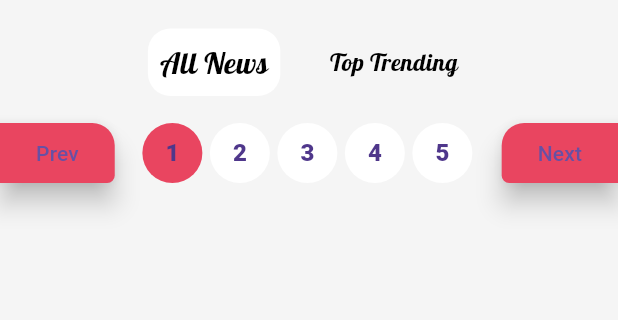
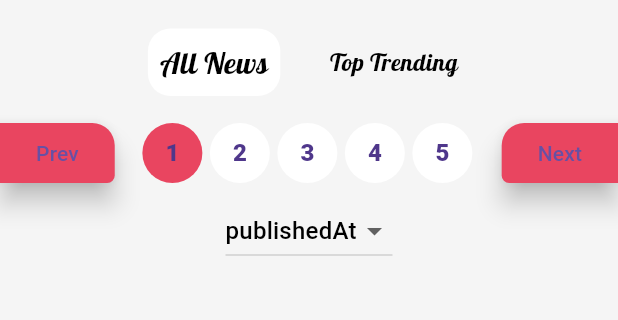
Before and after one commit to wafaMohamed/News-App-Fully-Functional, a Flutter app: the screen it shows after launch, on a phone screen of 412 x 824 dp, the part 63-383 px from its top. Run offline on Flutter 3.47's test engine with Material 3 defaults, Android fonts, the phone set to English and light mode, and no system bars; our stand-ins replace flutter_iconly, google_fonts, shared_preferences.

Commit message:
drop down menue

```diff
--- a/analysis_options.yaml
+++ b/analysis_options.yaml
@@ -10,18 +10,10 @@
 include: package:flutter_lints/flutter.yaml
 
 linter:
-  # The lint rules applied to this project can be customized in the
-  # section below to disable rules from the `package:flutter_lints/flutter.yaml`
-  # included above or to enable additional rules. A list of all available lints
-  # and their documentation is published at
-  # https://dart-lang.github.io/linter/lints/index.html.
-  #
-  # Instead of disabling a lint rule for the entire project in the
-  # section below, it can also be suppressed for a single line of code
-  # or a specific dart file by using the `// ignore: name_of_lint` and
-  # `// ignore_for_file: name_of_lint` syntax on the line or in the file
-  # producing the lint.
   rules:
+    - package_names
+    - always_put_required_named_parameters_first
+    - always_declare_return_types
     # avoid_print: false  # Uncomment to disable the `avoid_print` rule
     # prefer_single_quotes: true  # Uncomment to enable the `prefer_single_quotes` rule
 
--- a/lib/const/enums/vars.dart
+++ b/lib/const/enums/vars.dart
@@ -2,3 +2,9 @@ enum NewsType {
   topTrending,
   allNews,
 }
+
+enum SortByEnums {
+  relevancy, //  articles more relevant to the user
+  popularity, //  articles from popular sources ans publishers come first
+  publishedAt, //  articles published more recently , newest articles come first
+}
--- a/lib/presentation/pages/home_screen.dart
+++ b/lib/presentation/pages/home_screen.dart
@@ -6,6 +6,7 @@ import 'package:news_app_api/const/enums/vars.dart';
 import 'package:news_app_api/presentation/widgets/drawer_widget.dart';
 import 'package:news_app_api/services/utils/utils.dart';
 
+import '../widgets/custom_drop_down_button.dart';
 import '../widgets/custom_tabs.dart';
 import '../widgets/custom_text.dart';
 import '../widgets/horizontal_spacing.dart';
@@ -20,12 +21,13 @@ class HomeNewsScreen extends StatefulWidget {
 }
 
 class _HomeNewsScreenState extends State<HomeNewsScreen> {
-  var newsType = NewsType.allNews;
+  NewsType newsType = NewsType.allNews;
   int currentPageIndex = 0;
+  String sortBy = SortByEnums.publishedAt.name;
 
   @override
   Widget build(BuildContext context) {
-    var color = Utils(context).getColor;
+    Color color = Utils(context).getColor;
     return SafeArea(
       child: Scaffold(
         appBar: AppBar(
@@ -39,7 +41,7 @@ class _HomeNewsScreenState extends State<HomeNewsScreen> {
               color: color,
             ),
           ),
-          actions: [
+          actions: <Widget>[
             IconButton(
               onPressed: () {},
               icon: const Icon(IconlyLight.search),
@@ -47,13 +49,14 @@ class _HomeNewsScreenState extends State<HomeNewsScreen> {
           ],
         ),
         drawer: const DrawerWidget(),
-        body: Column(children: [
+        body: Column(
+          children: <Widget>[
             const VerticalSpacing(5),
 
             //? Taps (all news , top trending)
             Row(
               mainAxisAlignment: MainAxisAlignment.center,
-            children: [
+              children: <Widget>[
                 CustomTabs(
                   text: 'All News',
                   function: () {
@@ -95,7 +98,7 @@ class _HomeNewsScreenState extends State<HomeNewsScreen> {
                     //? to avoid overflow error
                     height: kBottomNavigationBarHeight,
                     child: Row(
-                    children: [
+                      children: <Widget>[
                         PaginationWidget(
                           text: 'Prev',
                           function: () {
@@ -120,7 +123,7 @@ class _HomeNewsScreenState extends State<HomeNewsScreen> {
                           child: ListView.separated(
                               physics: const BouncingScrollPhysics(),
                               scrollDirection: Axis.horizontal,
-                            itemBuilder: (context, index) {
+                              itemBuilder: (BuildContext context, int index) {
                                 return InkWell(
                                   onTap: () {
                                     setState(() {
@@ -139,7 +142,8 @@ class _HomeNewsScreenState extends State<HomeNewsScreen> {
                                       )),
                                 );
                               },
-                            separatorBuilder: (context, index) =>
+                              separatorBuilder:
+                                  (BuildContext context, int index) =>
                                       const HorizontalSpacing(5),
                               itemCount: 5),
                         ),
@@ -164,8 +168,21 @@ class _HomeNewsScreenState extends State<HomeNewsScreen> {
                         ),
                       ],
                     ),
-                )
-        ]),
+                  ),
+            CustomDropdownButton(
+                value: sortBy,
+                items: [
+                  SortByEnums.relevancy.name,
+                  SortByEnums.publishedAt.name,
+                  SortByEnums.popularity.name,
+                ],
+                onChanged: (String? value) {
+                  setState(() {
+                    sortBy = value!;
+                  });
+                }),
+          ],
+        ),
       ),
     );
   }
--- /dev/null
+++ b/lib/presentation/widgets/custom_drop_down_button.dart
@@ -0,0 +1,32 @@
+import 'package:flutter/material.dart';
+
+import 'custom_text.dart';
+
+class CustomDropdownButton extends StatelessWidget {
+  final String value;
+  final List<String> items;
+  final Function(String) onChanged;
+
+  const CustomDropdownButton({
+    required this.value,
+    required this.items,
+    required this.onChanged,
+    super.key,
+  });
+
+  @override
+  Widget build(BuildContext context) {
+    return DropdownButton(
+      value: value,
+      items: items.map((String item) {
+        return DropdownMenuItem(
+          value: item,
+          child: CustomText(text: item),
+        );
+      }).toList(),
+      onChanged: (String? value) {
+        onChanged(value!);
+      },
+    );
+  }
+}
```
Lines whose indentation alone changed are shown as unchanged.
